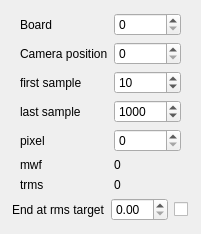
This is escam/dialogrms.ui in Entwicklungsburo-Stresing/EBST_CAM as Qt 5 draws it before an edit. The edited form follows.
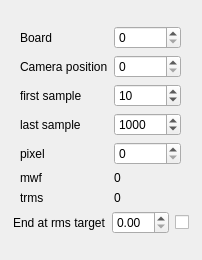
This is the edited form.

The edit to the form file:
```diff
--- a/escam/dialogrms.ui
+++ b/escam/dialogrms.ui
@@ -6,8 +6,8 @@
    <rect>
     <x>0</x>
     <y>0</y>
-    <width>201</width>
-    <height>234</height>
+    <width>202</width>
+    <height>260</height>
    </rect>
   </property>
   <property name="windowTitle">
```
Left out of the diff: 124 changed lines with no effect on the pictures.
